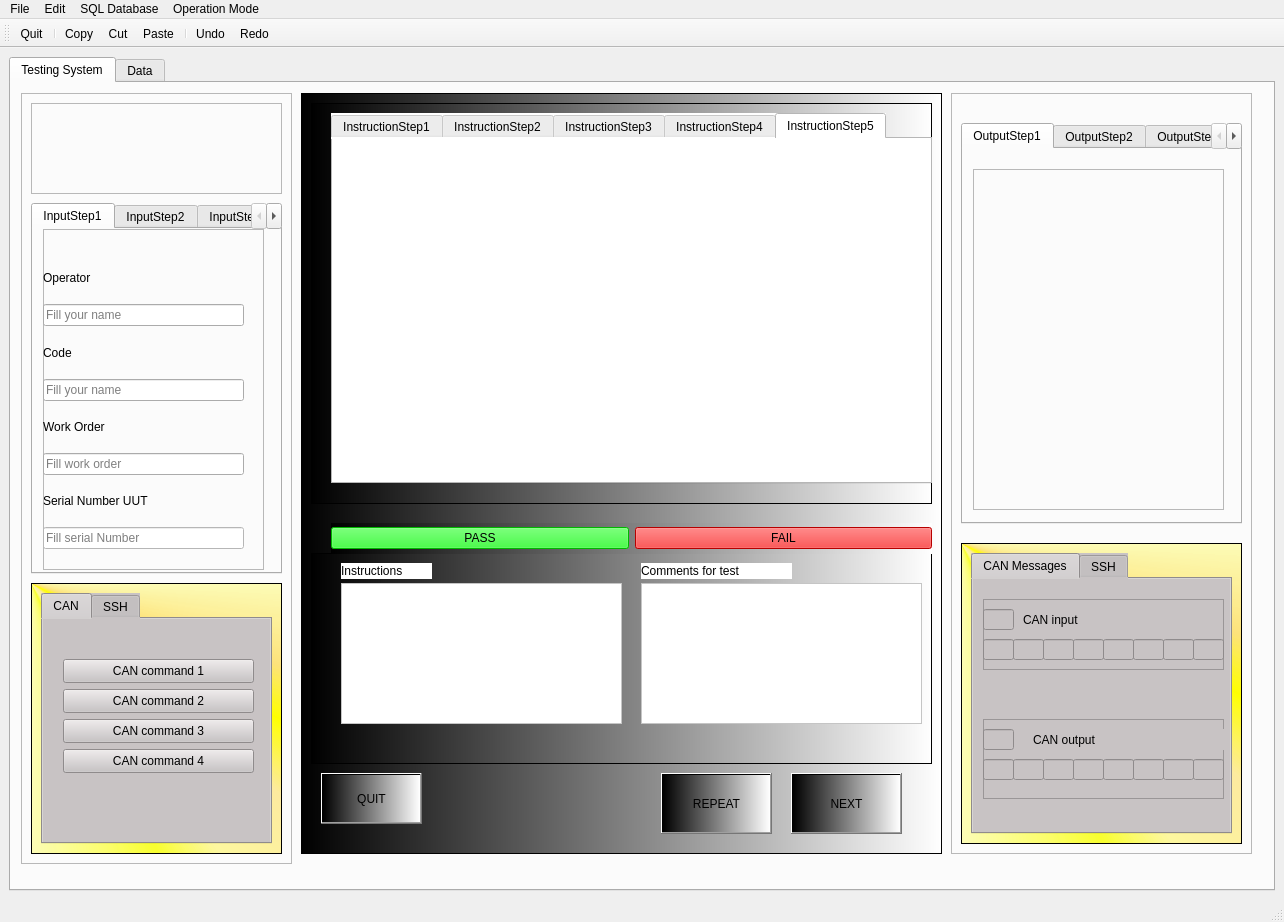
Before: the Qt Designer form mainwindow.ui in Juan-Andres-Castano/Midmark, drawn with Qt 5.
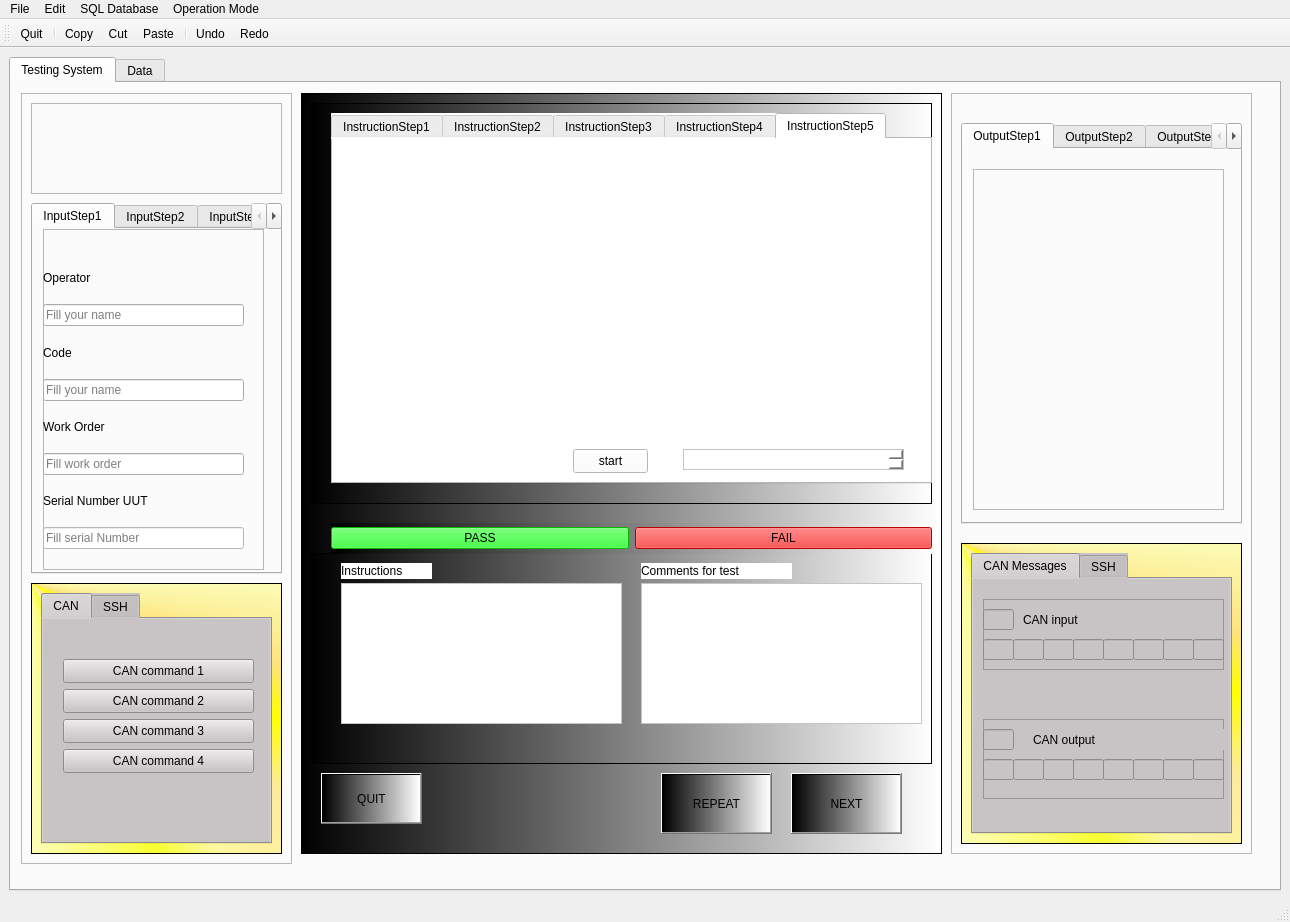
After: the same form once the commit is applied. The open tabs and pages were chosen to show the change. Icons and pictures are not drawn. Custom widgets are drawn as their Qt base class.

Diff of the .ui file:
```diff
--- a/mainwindow.ui
+++ b/mainwindow.ui
@@ -6,7 +6,7 @@
    <rect>
     <x>0</x>
     <y>0</y>
-    <width>1284</width>
+    <width>1290</width>
     <height>922</height>
    </rect>
   </property>
@@ -524,6 +524,32 @@
            <attribute name="title">
             <string>InstructionStep5</string>
            </attribute>
+           <widget class="QPushButton" name="startButton">
+            <property name="geometry">
+             <rect>
+              <x>240</x>
+              <y>310</y>
+              <width>75</width>
+              <height>24</height>
+             </rect>
+            </property>
+            <property name="text">
+             <string>start</string>
+            </property>
+           </widget>
+           <widget class="QTextEdit" name="colorText">
+            <property name="geometry">
+             <rect>
+              <x>350</x>
+              <y>310</y>
+              <width>221</width>
+              <height>21</height>
+             </rect>
+            </property>
+            <property name="styleSheet">
+             <string notr="true">background-color: rgb(255, 255, 255);</string>
+            </property>
+           </widget>
           </widget>
          </widget>
         </widget>
@@ -1145,7 +1171,7 @@
     <rect>
      <x>0</x>
      <y>0</y>
-     <width>1284</width>
+     <width>1290</width>
      <height>30</height>
     </rect>
    </property>
```
Left out of the diff: 2 changed lines with no effect on the pictures.
